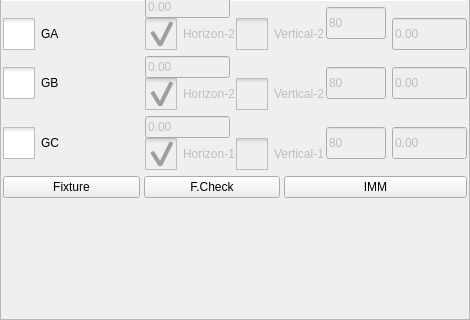
This is hcinstruction/actionsettingframe.ui in dongdong-2009/3-5AxisRobot as Qt 5 draws it before an edit; both pictures show x 0 to 470 and y 368 to 688 of the 470 by 688 pixel window. The edited form follows.
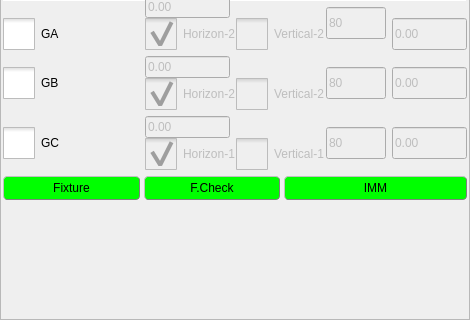
This is the edited form. Icons and pictures are not drawn. Custom widgets are drawn as their Qt base class.

The edit to the form file:
```diff
--- a/hcinstruction/actionsettingframe.ui
+++ b/hcinstruction/actionsettingframe.ui
@@ -13,6 +13,20 @@
   <property name="windowTitle">
    <string>Frame</string>
   </property>
+  <property name="styleSheet">
+   <string notr="true">QPushButton{
+     border-style: outset;
+     border-width: 1px;
+     border-radius: 4px;
+     border-color: gray;
+	background-color: rgb(0, 255, 0);
+}
+QPushButton:pressed{
+     border-style: inset;
+	background-color: #0073FF;
+	color:black;
+}</string>
+  </property>
   <property name="frameShape">
    <enum>QFrame::StyledPanel</enum>
   </property>
@@ -1656,6 +1670,12 @@
    </item>
    <item row="11" column="2" colspan="2">
     <widget class="QPushButton" name="goToIMM">
+     <property name="minimumSize">
+      <size>
+       <width>0</width>
+       <height>24</height>
+      </size>
+     </property>
      <property name="text">
       <string>IMM</string>
      </property>
@@ -1663,6 +1683,12 @@
    </item>
    <item row="11" column="0">
     <widget class="QPushButton" name="goToFixture">
+     <property name="minimumSize">
+      <size>
+       <width>0</width>
+       <height>24</height>
+      </size>
+     </property>
      <property name="text">
       <string>Fixture</string>
      </property>
@@ -1670,6 +1696,12 @@
    </item>
    <item row="11" column="1">
     <widget class="QPushButton" name="goToCheck">
+     <property name="minimumSize">
+      <size>
+       <width>0</width>
+       <height>24</height>
+      </size>
+     </property>
      <property name="text">
       <string>F.Check</string>
      </property>
```
Left out of the diff: 27 changed lines with no effect on the pictures.
